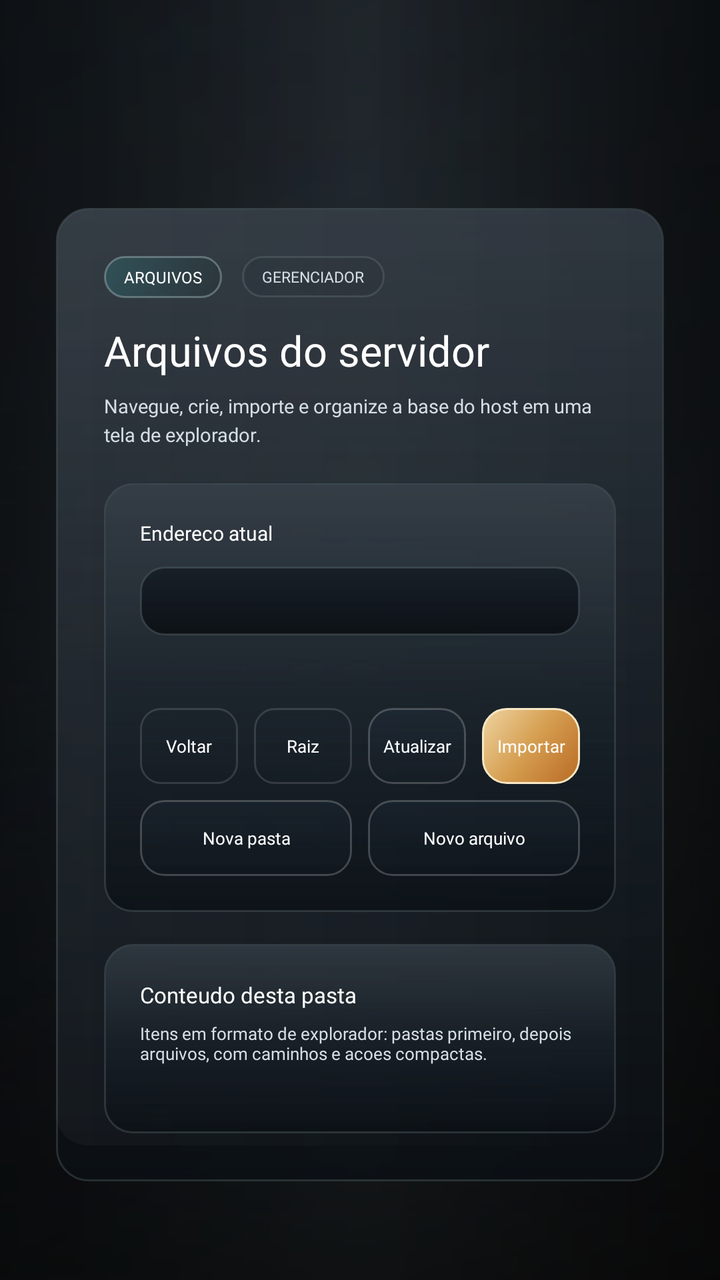
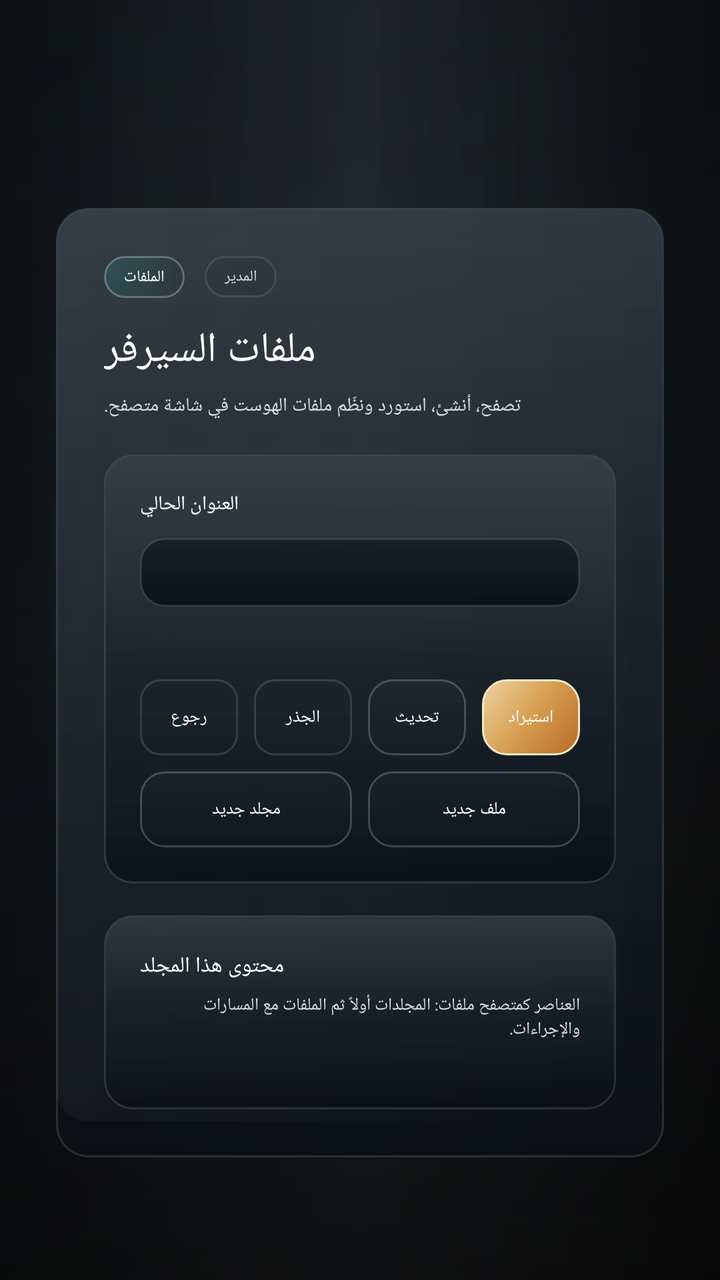

Screens rendered from an Android XML layout before and after an edit, with the pre-edit source and the edit as a unified diff.
<!-- AndroidManifest.xml: application theme Theme.AppCompat.Light.NoActionBar.FullScreen -->
<!-- res/layout/fragment_host_files.xml -->
<?xml version="1.0" encoding="utf-8"?>
<FrameLayout xmlns:android="http://schemas.android.com/apk/res/android"
    android:layout_width="match_parent"
    android:layout_height="match_parent">

    <View
        android:layout_width="match_parent"
        android:layout_height="match_parent"
        android:background="@drawable/home_overlay" />

    <ScrollView
        android:layout_width="match_parent"
        android:layout_height="match_parent"
        android:fillViewport="true">

        <LinearLayout
            android:layout_width="match_parent"
            android:layout_height="wrap_content"
            android:gravity="center_horizontal"
            android:orientation="vertical"
            android:paddingStart="28dp"
            android:paddingTop="104dp"
            android:paddingEnd="28dp"
            android:paddingBottom="20dp">

            <LinearLayout
                android:layout_width="match_parent"
                android:layout_height="wrap_content"
                android:background="@drawable/home_panel_surface"
                android:orientation="vertical"
                android:padding="24dp">

                <LinearLayout
                    android:layout_width="match_parent"
                    android:layout_height="wrap_content"
                    android:gravity="center_vertical"
                    android:orientation="horizontal">

                    <TextView
                        android:layout_width="wrap_content"
                        android:layout_height="wrap_content"
                        android:background="@drawable/home_news_badge"
                        android:fontFamily="@font/montserrat_bold"
                        android:letterSpacing="0"
                        android:paddingStart="10dp"
                        android:paddingTop="5dp"
                        android:paddingEnd="10dp"
                        android:paddingBottom="5dp"
                    android:text="Arquivos"
                        android:textAllCaps="true"
                        android:textColor="@android:color/white"
                        android:textSize="8sp" />

                    <TextView
                        android:layout_width="wrap_content"
                        android:layout_height="wrap_content"
                        android:layout_marginStart="10dp"
                        android:background="@drawable/launcher_badge_outline"
                        android:fontFamily="@font/montserrat_bold"
                        android:paddingStart="10dp"
                        android:paddingTop="5dp"
                        android:paddingEnd="10dp"
                        android:paddingBottom="5dp"
                    android:text="GERENCIADOR"
                        android:textAllCaps="true"
                        android:textColor="@color/launcher_text_secondary"
                        android:textSize="7.5sp" />
                </LinearLayout>

                <TextView
                    android:layout_width="wrap_content"
                    android:layout_height="wrap_content"
                    android:layout_marginTop="12dp"
                    android:fontFamily="@font/montserrat_black"
                    android:text="Arquivos do servidor"
                    android:textColor="@android:color/white"
                    android:textSize="21sp" />

                <TextView
                    android:layout_width="wrap_content"
                    android:layout_height="wrap_content"
                    android:layout_marginTop="7dp"
                    android:maxWidth="720dp"
                    android:fontFamily="@font/montserrat_medium"
                    android:lineSpacingExtra="3dp"
                    android:text="Navegue, crie, importe e organize a base do host em uma tela de explorador."
                    android:textColor="@color/launcher_text_secondary"
                    android:textSize="9.5sp" />

                <LinearLayout
                    android:layout_width="match_parent"
                    android:layout_height="wrap_content"
                    android:layout_marginTop="18dp"
                    android:background="@drawable/file_browser_toolbar_surface"
                    android:orientation="vertical"
                    android:padding="18dp">

                    <TextView
                        android:layout_width="wrap_content"
                        android:layout_height="wrap_content"
                        android:fontFamily="@font/montserrat_bold"
                        android:text="Endereco atual"
                        android:textColor="@android:color/white"
                        android:textSize="10sp" />

                    <TextView
                        android:id="@+id/host_files_current_path"
                        android:layout_width="match_parent"
                        android:layout_height="wrap_content"
                        android:layout_marginTop="10dp"
                        android:background="@drawable/launcher_field_surface_dark"
                        android:fontFamily="monospace"
                        android:paddingStart="12dp"
                        android:paddingTop="11dp"
                        android:paddingEnd="12dp"
                        android:paddingBottom="11dp"
                        android:textColor="#D8E2EC"
                        android:textSize="9sp" />

                    <TextView
                        android:id="@+id/host_files_summary"
                        android:layout_width="match_parent"
                        android:layout_height="wrap_content"
                        android:layout_marginTop="10dp"
                        android:fontFamily="@font/montserrat_medium"
                        android:textColor="@color/launcher_text_secondary"
                        android:textSize="9sp" />

                    <LinearLayout
                        android:layout_width="match_parent"
                        android:layout_height="wrap_content"
                        android:layout_marginTop="14dp"
                        android:orientation="horizontal">

                        <TextView
                            android:id="@+id/button_host_files_back"
                            android:layout_width="0dp"
                            android:layout_height="38dp"
                            android:layout_weight="1"
                            android:background="@drawable/file_browser_ghost_action"
                            android:fontFamily="@font/montserrat_bold"
                            android:gravity="center"
                            android:text="Voltar"
                            android:textColor="@android:color/white"
                            android:textSize="8.8sp" />

                        <TextView
                            android:id="@+id/button_host_files_root"
                            android:layout_width="0dp"
                            android:layout_height="38dp"
                            android:layout_marginStart="8dp"
                            android:layout_weight="1"
                            android:background="@drawable/file_browser_ghost_action"
                            android:fontFamily="@font/montserrat_bold"
                            android:gravity="center"
                            android:text="Raiz"
                            android:textColor="@android:color/white"
                            android:textSize="8.8sp" />

                        <TextView
                            android:id="@+id/button_host_refresh_files"
                            android:layout_width="0dp"
                            android:layout_height="38dp"
                            android:layout_marginStart="8dp"
                            android:layout_weight="1"
                            android:background="@drawable/file_browser_secondary_action"
                            android:fontFamily="@font/montserrat_bold"
                            android:gravity="center"
                            android:text="Atualizar"
                            android:textColor="@android:color/white"
                            android:textSize="8.8sp" />

                        <TextView
                            android:id="@+id/button_host_files_import"
                            android:layout_width="0dp"
                            android:layout_height="38dp"
                            android:layout_marginStart="8dp"
                            android:layout_weight="1"
                            android:background="@drawable/file_browser_primary_action"
                            android:fontFamily="@font/montserrat_bold"
                            android:gravity="center"
                            android:text="Importar"
                            android:textColor="@android:color/white"
                            android:textSize="8.8sp" />
                    </LinearLayout>

                    <LinearLayout
                        android:layout_width="match_parent"
                        android:layout_height="wrap_content"
                        android:layout_marginTop="8dp"
                        android:orientation="horizontal">

                        <TextView
                            android:id="@+id/button_host_files_new_folder"
                            android:layout_width="0dp"
                            android:layout_height="38dp"
                            android:layout_weight="1"
                            android:background="@drawable/file_browser_secondary_action"
                            android:fontFamily="@font/montserrat_bold"
                            android:gravity="center"
                            android:text="Nova pasta"
                            android:textColor="@android:color/white"
                            android:textSize="8.8sp" />

                        <TextView
                            android:id="@+id/button_host_files_new_file"
                            android:layout_width="0dp"
                            android:layout_height="38dp"
                            android:layout_marginStart="8dp"
                            android:layout_weight="1"
                            android:background="@drawable/file_browser_secondary_action"
                            android:fontFamily="@font/montserrat_bold"
                            android:gravity="center"
                            android:text="Novo arquivo"
                            android:textColor="@android:color/white"
                            android:textSize="8.8sp" />
                    </LinearLayout>
                </LinearLayout>

                <LinearLayout
                    android:layout_width="match_parent"
                    android:layout_height="wrap_content"
                    android:layout_marginTop="16dp"
                    android:background="@drawable/file_browser_list_surface"
                    android:orientation="vertical"
                    android:padding="18dp">

                    <TextView
                        android:layout_width="wrap_content"
                        android:layout_height="wrap_content"
                        android:fontFamily="@font/montserrat_bold"
                        android:text="Conteudo desta pasta"
                        android:textColor="@android:color/white"
                        android:textSize="11sp" />

                    <TextView
                        android:layout_width="match_parent"
                        android:layout_height="wrap_content"
                        android:layout_marginTop="6dp"
                        android:fontFamily="@font/montserrat_medium"
                        android:text="Itens em formato de explorador: pastas primeiro, depois arquivos, com caminhos e acoes compactas."
                        android:textColor="@color/launcher_text_secondary"
                        android:textSize="8.6sp" />

                    <TextView
                        android:id="@+id/host_files_empty_state"
                        android:layout_width="match_parent"
                        android:layout_height="wrap_content"
                        android:layout_marginTop="16dp"
                        android:background="@drawable/host_dashboard_subtle_note"
                        android:fontFamily="@font/montserrat_medium"
                        android:padding="16dp"
                        android:text="Esta pasta ainda nao tem arquivos nem subpastas."
                        android:textColor="@color/launcher_text_secondary"
                        android:textSize="10sp"
                        android:visibility="gone" />

                    <LinearLayout
                        android:id="@+id/host_files_list_container"
                        android:layout_width="match_parent"
                        android:layout_height="wrap_content"
                        android:layout_marginTop="16dp"
                        android:orientation="vertical" />
                </LinearLayout>
            </LinearLayout>
        </LinearLayout>
    </ScrollView>

</FrameLayout>
<!-- resources referenced by this layout -->
<resources>
  <color name="launcher_text_secondary">#D4DEE4</color>
  <!-- drawable file_browser_ghost_action (drawable) -->
  <?xml version="1.0" encoding="utf-8"?>
  <shape xmlns:android="http://schemas.android.com/apk/res/android"
      android:shape="rectangle">
      <gradient
          android:angle="270"
          android:startColor="#2617222E"
          android:endColor="#100D141B" />
      <corners android:radius="10dp" />
      <stroke
          android:width="1dp"
          android:color="#22FFFFFF" />
  </shape>
  <!-- drawable file_browser_primary_action (drawable) -->
  <?xml version="1.0" encoding="utf-8"?>
  <shape xmlns:android="http://schemas.android.com/apk/res/android"
      android:shape="rectangle">
      <gradient
          android:angle="315"
          android:startColor="#FFEED4A1"
          android:centerColor="#FFD59D4F"
          android:endColor="#FFB96A24" />
      <corners android:radius="12dp" />
      <stroke
          android:width="1dp"
          android:color="#FFF7E7C5" />
  </shape>
  <!-- drawable file_browser_secondary_action (drawable) -->
  <?xml version="1.0" encoding="utf-8"?>
  <shape xmlns:android="http://schemas.android.com/apk/res/android"
      android:shape="rectangle">
      <gradient
          android:angle="270"
          android:startColor="#3424374A"
          android:endColor="#18101924" />
      <corners android:radius="12dp" />
      <stroke
          android:width="1dp"
          android:color="#34FFFFFF" />
  </shape>
  <!-- drawable home_news_badge (drawable) -->
  <?xml version="1.0" encoding="utf-8"?>
  <shape xmlns:android="http://schemas.android.com/apk/res/android"
      android:shape="rectangle">
      <gradient
          android:angle="315"
          android:startColor="#6C2D6F73"
          android:endColor="#33192325" />
      <corners android:radius="10dp" />
      <stroke
          android:width="1dp"
          android:color="#5DBBD4D5" />
  </shape>
  <!-- drawable host_dashboard_subtle_note (drawable) -->
  <?xml version="1.0" encoding="utf-8"?>
  <shape xmlns:android="http://schemas.android.com/apk/res/android"
      android:shape="rectangle">
      <gradient
          android:angle="270"
          android:startColor="#2617212D"
          android:endColor="#12101920" />
      <corners android:radius="18dp" />
      <stroke
          android:width="1dp"
          android:color="#20FFFFFF" />
  </shape>
  <!-- drawable launcher_badge_outline (drawable) -->
  <?xml version="1.0" encoding="utf-8"?>
  <shape xmlns:android="http://schemas.android.com/apk/res/android"
      android:shape="rectangle">
      <gradient
          android:angle="0"
          android:startColor="#221D2931"
          android:endColor="#120D1218" />
      <corners android:radius="10dp" />
      <stroke
          android:width="1dp"
          android:color="@color/launcher_border_soft" />
  </shape>
  <!-- drawable launcher_field_surface_dark (drawable) -->
  <?xml version="1.0" encoding="utf-8"?>
  <shape xmlns:android="http://schemas.android.com/apk/res/android"
      android:shape="rectangle">
      <gradient
          android:angle="270"
          android:startColor="#C9121A22"
          android:endColor="#D2070B0F" />
      <corners android:radius="12dp" />
      <stroke
          android:width="1dp"
          android:color="@color/launcher_border_soft" />
  </shape>
  <style name="Theme.AppCompat.Light.NoActionBar.FullScreen" parent="@style/Theme.AppCompat.Light.NoActionBar">
          <item name="android:windowNoTitle">true</item>
          <item name="android:windowActionBar">false</item>
          <item name="android:windowFullscreen">true</item>
          <item name="android:windowContentOverlay">@null</item>
          <item name="android:windowLayoutInDisplayCutoutMode">shortEdges</item>
      </style>
  <color name="launcher_border_soft">#42798A91</color>
  <color name="launcher_panel_top">#E71B242D</color>
  <color name="launcher_panel_bottom">#D00A0F14</color>
  <!-- unchanged entries left out for length: 4 -->
</resources>

<!-- the commit's change to res/layout/fragment_host_files.xml (unified diff, before → after) -->
@@ -46,7 +46,7 @@
                         android:paddingTop="5dp"
                         android:paddingEnd="10dp"
                         android:paddingBottom="5dp"
-                    android:text="Arquivos"
+                    android:text="الملفات"
                         android:textAllCaps="true"
                         android:textColor="@android:color/white"
                         android:textSize="8sp" />
@@ -61,7 +61,7 @@
                         android:paddingTop="5dp"
                         android:paddingEnd="10dp"
                         android:paddingBottom="5dp"
-                    android:text="GERENCIADOR"
+                    android:text="المدير"
                         android:textAllCaps="true"
                         android:textColor="@color/launcher_text_secondary"
                         android:textSize="7.5sp" />
@@ -72,7 +72,7 @@
                     android:layout_height="wrap_content"
                     android:layout_marginTop="12dp"
                     android:fontFamily="@font/montserrat_black"
-                    android:text="Arquivos do servidor"
+                    android:text="ملفات السيرفر"
                     android:textColor="@android:color/white"
                     android:textSize="21sp" />
 
@@ -83,7 +83,7 @@
                     android:maxWidth="720dp"
                     android:fontFamily="@font/montserrat_medium"
                     android:lineSpacingExtra="3dp"
-                    android:text="Navegue, crie, importe e organize a base do host em uma tela de explorador."
+                    android:text="تصفح، أنشئ، استورد ونظّم ملفات الهوست في شاشة متصفح."
                     android:textColor="@color/launcher_text_secondary"
                     android:textSize="9.5sp" />
 
@@ -99,7 +99,7 @@
                         android:layout_width="wrap_content"
                         android:layout_height="wrap_content"
                         android:fontFamily="@font/montserrat_bold"
-                        android:text="Endereco atual"
+                        android:text="العنوان الحالي"
                         android:textColor="@android:color/white"
                         android:textSize="10sp" />
 
@@ -140,7 +140,7 @@
                             android:background="@drawable/file_browser_ghost_action"
                             android:fontFamily="@font/montserrat_bold"
                             android:gravity="center"
-                            android:text="Voltar"
+                            android:text="رجوع"
                             android:textColor="@android:color/white"
                             android:textSize="8.8sp" />
 
@@ -153,7 +153,7 @@
                             android:background="@drawable/file_browser_ghost_action"
                             android:fontFamily="@font/montserrat_bold"
                             android:gravity="center"
-                            android:text="Raiz"
+                            android:text="الجذر"
                             android:textColor="@android:color/white"
                             android:textSize="8.8sp" />
 
@@ -166,7 +166,7 @@
                             android:background="@drawable/file_browser_secondary_action"
                             android:fontFamily="@font/montserrat_bold"
                             android:gravity="center"
-                            android:text="Atualizar"
+                            android:text="تحديث"
                             android:textColor="@android:color/white"
                             android:textSize="8.8sp" />
 
@@ -179,7 +179,7 @@
                             android:background="@drawable/file_browser_primary_action"
                             android:fontFamily="@font/montserrat_bold"
                             android:gravity="center"
-                            android:text="Importar"
+                            android:text="استيراد"
                             android:textColor="@android:color/white"
                             android:textSize="8.8sp" />
                     </LinearLayout>
@@ -198,7 +198,7 @@
                             android:background="@drawable/file_browser_secondary_action"
                             android:fontFamily="@font/montserrat_bold"
                             android:gravity="center"
-                            android:text="Nova pasta"
+                            android:text="مجلد جديد"
                             android:textColor="@android:color/white"
                             android:textSize="8.8sp" />
 
@@ -211,7 +211,7 @@
                             android:background="@drawable/file_browser_secondary_action"
                             android:fontFamily="@font/montserrat_bold"
                             android:gravity="center"
-                            android:text="Novo arquivo"
+                            android:text="ملف جديد"
                             android:textColor="@android:color/white"
                             android:textSize="8.8sp" />
                     </LinearLayout>
@@ -229,7 +229,7 @@
                         android:layout_width="wrap_content"
                         android:layout_height="wrap_content"
                         android:fontFamily="@font/montserrat_bold"
-                        android:text="Conteudo desta pasta"
+                        android:text="محتوى هذا المجلد"
                         android:textColor="@android:color/white"
                         android:textSize="11sp" />
 
@@ -238,7 +238,7 @@
                         android:layout_height="wrap_content"
                         android:layout_marginTop="6dp"
                         android:fontFamily="@font/montserrat_medium"
-                        android:text="Itens em formato de explorador: pastas primeiro, depois arquivos, com caminhos e acoes compactas."
+                        android:text="العناصر كمتصفح ملفات: المجلدات أولاً ثم الملفات مع المسارات والإجراءات."
                         android:textColor="@color/launcher_text_secondary"
                         android:textSize="8.6sp" />
 
@@ -250,7 +250,7 @@
                         android:background="@drawable/host_dashboard_subtle_note"
                         android:fontFamily="@font/montserrat_medium"
                         android:padding="16dp"
-                        android:text="Esta pasta ainda nao tem arquivos nem subpastas."
+                        android:text="هذا المجلد لا يحتوي على ملفات أو مجلدات فرعية بعد."
                         android:textColor="@color/launcher_text_secondary"
                         android:textSize="10sp"
                         android:visibility="gone" />
